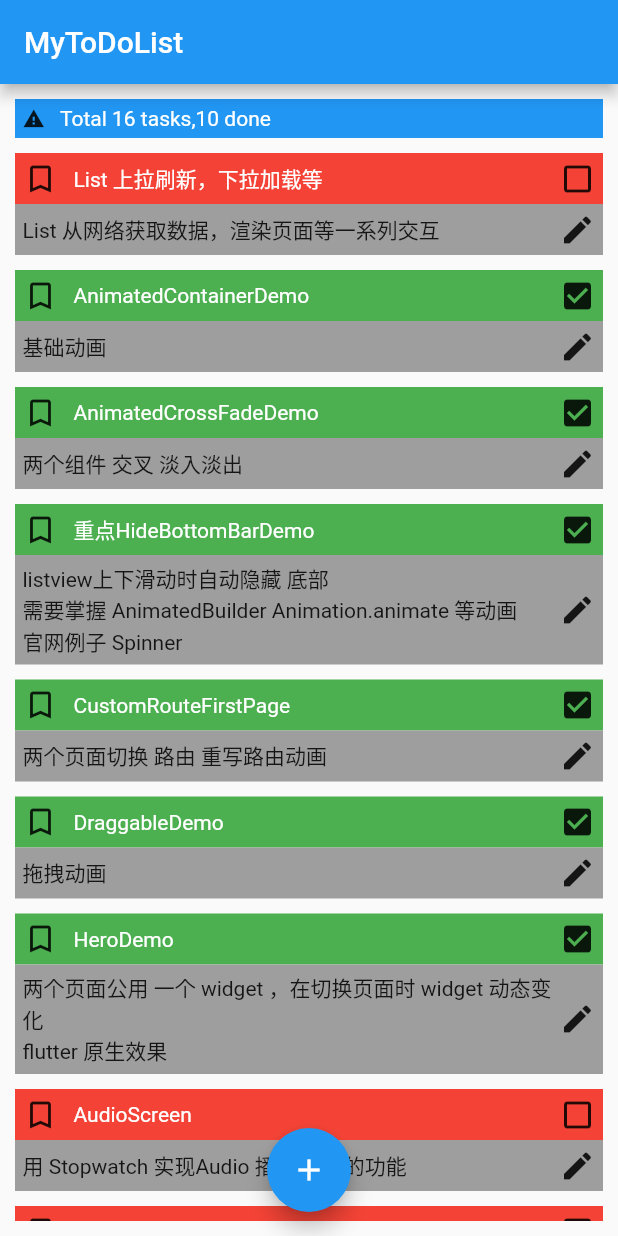
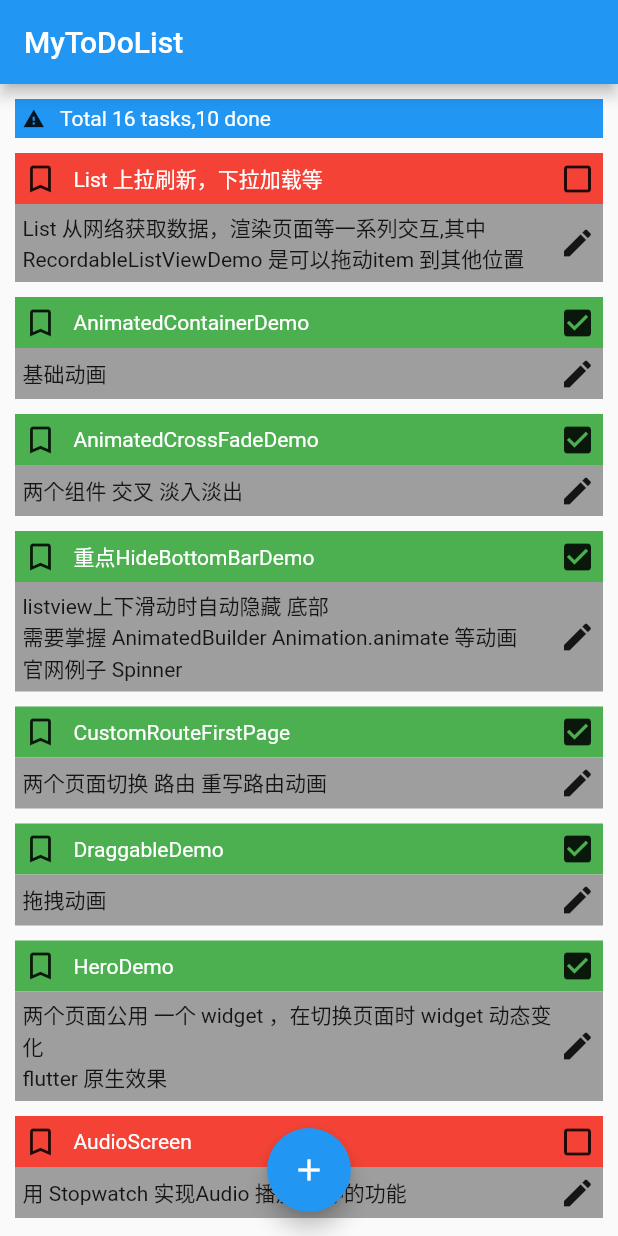
Before and after one commit to colinxiaoyu/redux-flutter-todolist, a Flutter app: the screen it shows after launch, on a phone screen of 412 x 824 dp. Run offline on Flutter 3.47's test engine with Material 2 defaults, Android fonts, the phone set to English and light mode, and no system bars; our stand-ins replace flutter_redux, flutter_spinkit, redux; missing offline and left inert: intro_views_flutter.

Commit message:
添加 RecordableListViewDemo

```diff
--- a/lib/page/todo_edit_page.dart
+++ b/lib/page/todo_edit_page.dart
@@ -28,6 +28,7 @@ import 'package:redux_todolist/page/list/gridview_demo.dart';
 import 'package:redux_todolist/page/list/pull_down_refresh_pull_up_load.dart';
 import 'package:redux_todolist/page/list/pull_on_loading.dart';
 import 'package:redux_todolist/page/list/pull_to_refresh.dart';
+import 'package:redux_todolist/page/list/recordable_list_view_demo.dart';
 import 'package:redux_todolist/page/state/keep_alive_demo.dart';
 import 'package:redux_todolist/page/stream/im_page.dart';
 import 'package:redux_todolist/page/stream/simple_stream_page.dart';
@@ -298,6 +299,9 @@ class _TodoEditPageState extends State<TodoEditPage> {
       case 'GridViewDemo':
         push(GridViewDemo());
         break;
+      case 'RecordableListViewDemo':
+        push(RecordableListViewDemo());
+        break;
 
       default:
         break;
--- a/lib/reducer/list_reducer.dart
+++ b/lib/reducer/list_reducer.dart
@@ -31,9 +31,10 @@ class TodoList {
     ToDoState(
       uniqueId: '11',
       title: 'List 上拉刷新，下拉加载等',
-      desc: 'List 从网络获取数据，渲染页面等一系列交互',
+      desc: 'List 从网络获取数据，渲染页面等一系列交互,其中 RecordableListViewDemo '
+          '是可以拖动item 到其他位置',
       isDone: false,
-      todo: ['PullOnLoading','PullToRefresh','PullDownRefreshPullUp','GridViewDemo'],
+      todo: ['PullOnLoading','PullToRefresh','PullDownRefreshPullUp','GridViewDemo','RecordableListViewDemo'],
     ),
     ToDoState(
       uniqueId: '0',
```
Also changed, not shown: lib/page/list/recordable_list_view_demo.dart (added, +76 -0 lines).
